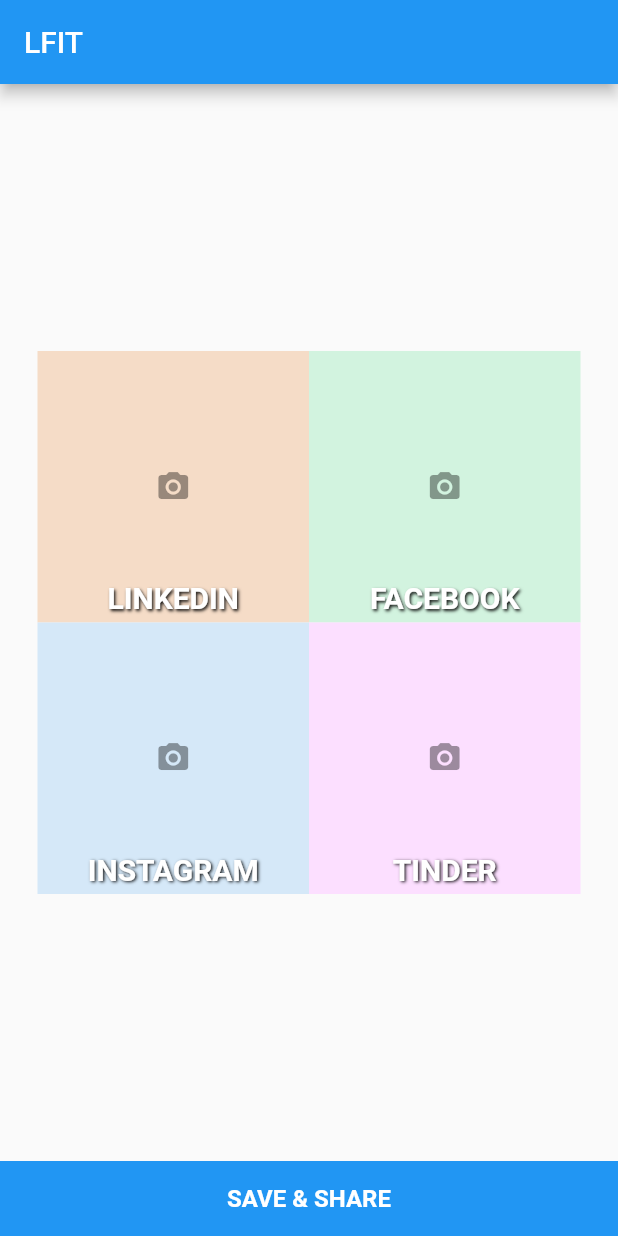
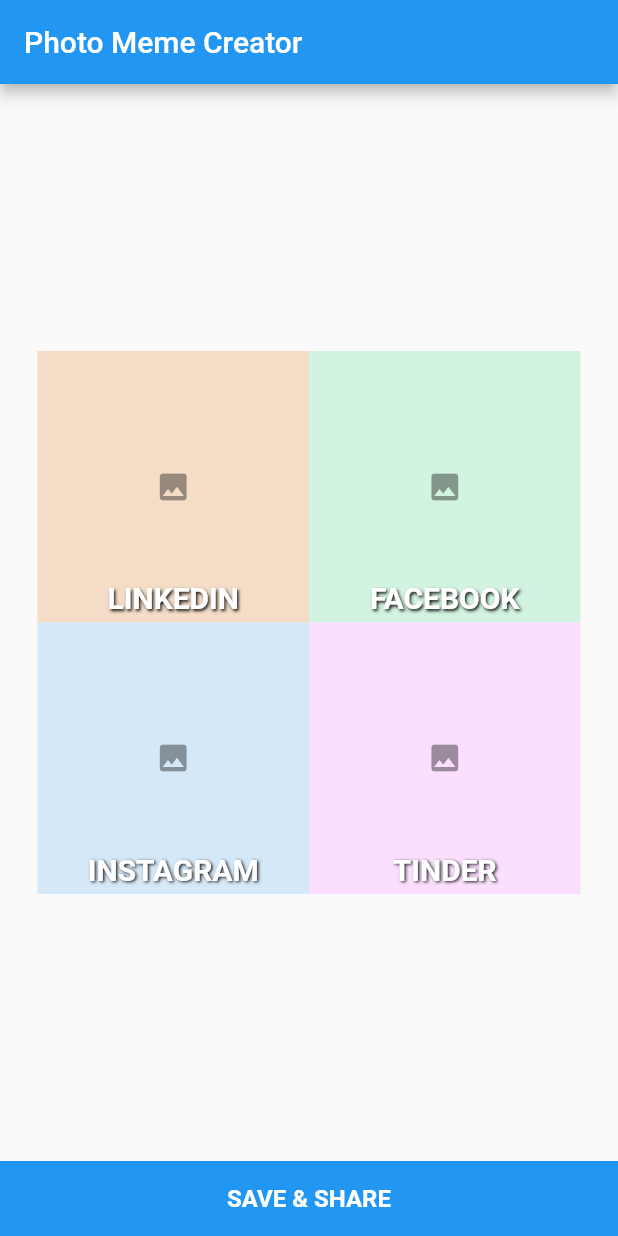
Before and after one commit to walid-ashik/lfit_flutter_app, a Flutter app: the screen it shows after launch, on a phone screen of 412 x 824 dp. Run offline on Flutter 3.47's test engine with Material 2 defaults, Android fonts, the phone set to English and light mode, and no system bars; drawn by our look-alikes of screenshot; our stand-ins replace image_gallery_saver, image_picker, progress_dialog; missing offline and left inert: esys_flutter_share.

Commit message:
Add text title

```diff
--- a/lib/main.dart
+++ b/lib/main.dart
@@ -16,10 +16,11 @@ class MyApp extends StatelessWidget {
   Widget build(BuildContext context) {
     return MaterialApp(
       title: 'LFIT Demo',
+      debugShowCheckedModeBanner: false,
       theme: ThemeData(
         primarySwatch: Colors.blue,
       ),
-      home: MyHomePage(title: 'LFIT'),
+      home: MyHomePage(title: 'Photo Meme Creator'),
     );
   }
 }
@@ -259,7 +260,7 @@ class _MyHomePageState extends State<MyHomePage> {
                 ),
               ],
             ),
-          )
+          ),
         ],
       ),
     );
@@ -268,7 +269,7 @@ class _MyHomePageState extends State<MyHomePage> {
   Widget getCameraIcon() {
     return Center(
       child: Icon(
-        Icons.camera_alt,
+        Icons.image,
         color: Colors.black38,
       ),
     );
```
